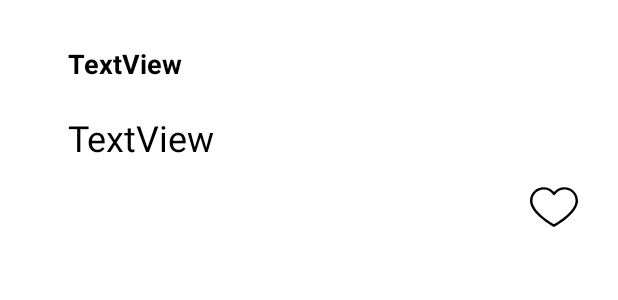
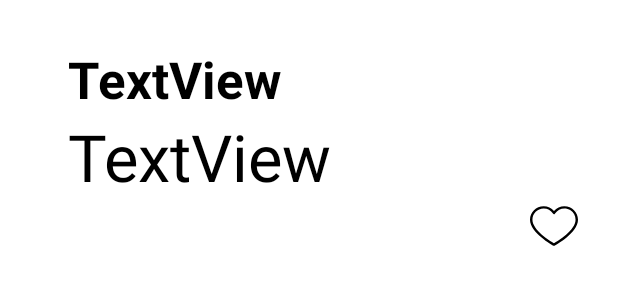
Before and after one commit to bestnamever/Justask, an Android app: the layout answer_list.xml on its own in the app's theme, with its tools: preview values and no code run, on a phone screen of 412 x 824 dp. Shown: the top 300 px of the screen. Run offline under Robolectric (Android 15) with nearby library versions, the phone set to English and light mode, and no system bars; plain views replace SmallBangView.

Commit message:
some ui improvment

```diff
--- a/app/src/main/java/com/example/justask/ui/dialog/Invite.kt
+++ b/app/src/main/java/com/example/justask/ui/dialog/Invite.kt
@@ -56,6 +56,8 @@ class Invite(context: Context) : Dialog(context) {
                 val radioButtonView = RadioButton(this.context)
                 if(!list[i].user.equals(currentUser)) {
                     radioButtonView.setText(list[i].user)
+                    radioButtonView.setTextColor(R.color.black)
+                    radioButtonView.setTextSize(20.0F)
                     radiogroup.addView(radioButtonView)
                 }
             }
--- a/app/src/main/res/layout/answer_list.xml
+++ b/app/src/main/res/layout/answer_list.xml
@@ -16,6 +16,7 @@
         android:layout_marginEnd="60dp"
         android:layout_marginBottom="0dp"
         android:text="TextView"
+        android:autoSizeTextType="uniform"
         android:textAppearance="@style/TextAppearance.AppCompat.Body1"
         android:textSize="18sp"
         android:textStyle="bold"
@@ -25,15 +26,16 @@
     <TextView
         android:id="@+id/al_answer"
         android:layout_width="308dp"
-        android:layout_height="45dp"
+        android:layout_height="58dp"
         android:layout_marginStart="45dp"
         android:layout_marginTop="0dp"
         android:layout_marginEnd="60dp"
         android:layout_marginBottom="0dp"
+        android:autoSizeTextType="uniform"
         android:text="TextView"
         android:textAppearance="@style/TextAppearance.AppCompat.Large"
-        android:textSize="24sp"
-        android:textColor="@color/black"/>
+        android:textColor="@color/black"
+        android:textSize="24sp" />
 
     <xyz.hanks.library.bang.SmallBangView
         android:id="@+id/imageViewAnimation"
--- a/app/src/main/res/layout/invite_dialog.xml
+++ b/app/src/main/res/layout/invite_dialog.xml
@@ -34,7 +34,8 @@
         app:layout_constraintHorizontal_bias="0.488"
         app:layout_constraintStart_toStartOf="parent"
         app:layout_constraintTop_toTopOf="parent"
-        android:textColor="@color/black"/>
+        android:textColor="@color/black"
+        android:background="@color/white"/>
 
     <Button
         android:id="@+id/submit_id"
--- a/app/src/main/res/layout/raisequestion_dialog.xml
+++ b/app/src/main/res/layout/raisequestion_dialog.xml
@@ -53,6 +53,7 @@
         android:layout_marginLeft="80dp"
         android:layout_marginTop="8dp"
         android:text="Submit"
-        android:background="@color/text"/>
+        android:background="@color/text"
+        android:textColor="@color/black"/>
 
 </LinearLayout>
```
